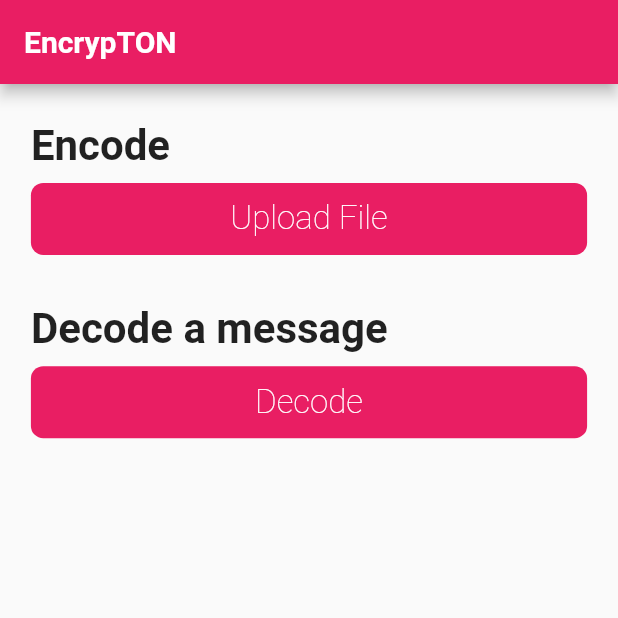
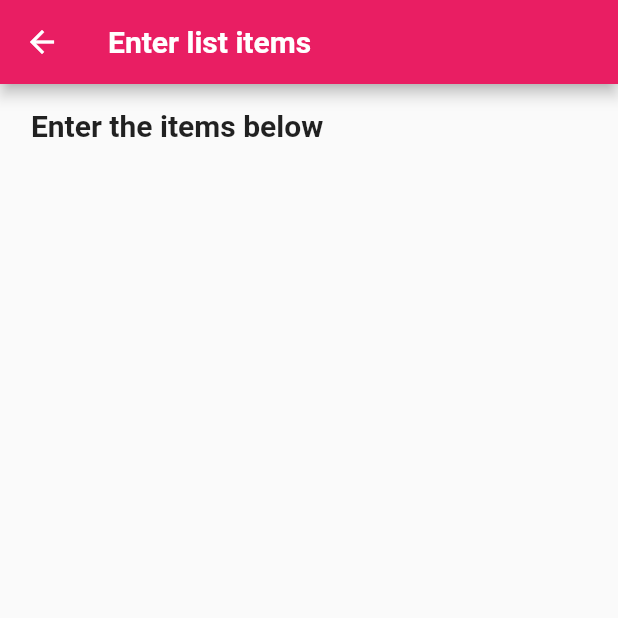
Before and after one commit to s1dd54rt5/EncrypTON, a Flutter app: the screen it shows after launch, after a tap on "Decode", on a phone screen of 412 x 824 dp, the top half of it. Run offline on Flutter 3.47's test engine with Material 2 defaults, Android fonts, the phone set to English and light mode, and no system bars; our stand-ins replace file_picker; missing offline and left inert: cryptography.

Commit message:
third page

```diff
--- /dev/null
+++ b/lib/decodeown.dart
@@ -0,0 +1,57 @@
+import 'package:flutter/material.dart';
+
+class DecodeOwnScreen extends StatefulWidget {
+  @override
+  _DecodeOwnScreenState createState() => _DecodeOwnScreenState();
+}
+
+class _DecodeOwnScreenState extends State<DecodeOwnScreen> {
+  @override
+  List numbers = [];
+  Widget build(BuildContext context) {
+    Size size = MediaQuery.of(context).size;
+    return Scaffold(
+      appBar: AppBar(
+        title: Text(
+          "Enter list items",
+          style: TextStyle(
+            fontSize: 20,
+            fontWeight: FontWeight.bold,
+          ),
+        ),
+      ),
+      body: Column(
+        crossAxisAlignment: CrossAxisAlignment.start,
+        children: [
+          SizedBox(
+            height: size.height * 2 / 100,
+          ),
+          Container(
+            margin: EdgeInsets.symmetric(horizontal: size.width * 5 / 100),
+            child: Text(
+              'Enter the items below',
+              style: TextStyle(
+                fontSize: 20,
+                fontWeight: FontWeight.bold,
+              ),
+            ),
+          ),
+          SizedBox(
+            height: size.height * 1 / 100,
+          ),
+          Container(
+            margin: EdgeInsets.symmetric(horizontal: size.width * 5 / 100),
+            child: Text(
+              '',
+              style: TextStyle(
+                color: Colors.pink,
+                fontSize: 26,
+                fontWeight: FontWeight.w600,
+              ),
+            ),
+          ),
+        ],
+      ),
+    );
+  }
+}
--- a/lib/homeScreen.dart
+++ b/lib/homeScreen.dart
@@ -1,6 +1,7 @@
 import 'dart:convert';
 import 'dart:io';
 import 'package:EncrypTON/decode.dart';
+import 'package:EncrypTON/decodeown.dart';
 import 'package:flutter/material.dart';
 import 'package:file_picker/file_picker.dart';
 import 'package:cryptography/cryptography.dart';
@@ -46,7 +47,8 @@ class _HomeScreenState extends State<HomeScreen> {
           ),
         ),
       ),
-      body: Column(
+      body: SingleChildScrollView(
+        child: Column(
           crossAxisAlignment: CrossAxisAlignment.start,
           children: [
             SizedBox(
@@ -75,7 +77,8 @@ class _HomeScreenState extends State<HomeScreen> {
               margin: EdgeInsets.symmetric(horizontal: size.width * 5 / 100),
               child: FlatButton(
                 onPressed: () async {
-                FilePickerResult result = await FilePicker.platform.pickFiles();
+                  FilePickerResult result =
+                      await FilePicker.platform.pickFiles();
 
                   if (result != null) {
                     PlatformFile file = result.files.first;
@@ -234,7 +237,13 @@ class _HomeScreenState extends State<HomeScreen> {
                         margin: EdgeInsets.symmetric(
                             horizontal: size.width * 5 / 100),
                         child: FlatButton(
-                        onPressed: () {},
+                          onPressed: () {
+                            Navigator.of(context).push(
+                              MaterialPageRoute(
+                                builder: (context) => DecodeOwnScreen(),
+                              ),
+                            );
+                          },
                           child: Container(
                             alignment: Alignment.center,
                             width: double.infinity,
@@ -278,7 +287,13 @@ class _HomeScreenState extends State<HomeScreen> {
                         margin: EdgeInsets.symmetric(
                             horizontal: size.width * 5 / 100),
                         child: FlatButton(
-                        onPressed: () {},
+                          onPressed: () {
+                            Navigator.of(context).push(
+                              MaterialPageRoute(
+                                builder: (context) => DecodeOwnScreen(),
+                              ),
+                            );
+                          },
                           child: Container(
                             alignment: Alignment.center,
                             width: double.infinity,
@@ -295,7 +310,11 @@ class _HomeScreenState extends State<HomeScreen> {
                       ),
                     ],
                   ),
+            Container(
+              height: size.height * 30 / 100,
+            )
           ],
+        ),
       ),
     );
   }
```
Lines whose indentation alone changed are shown as unchanged.
